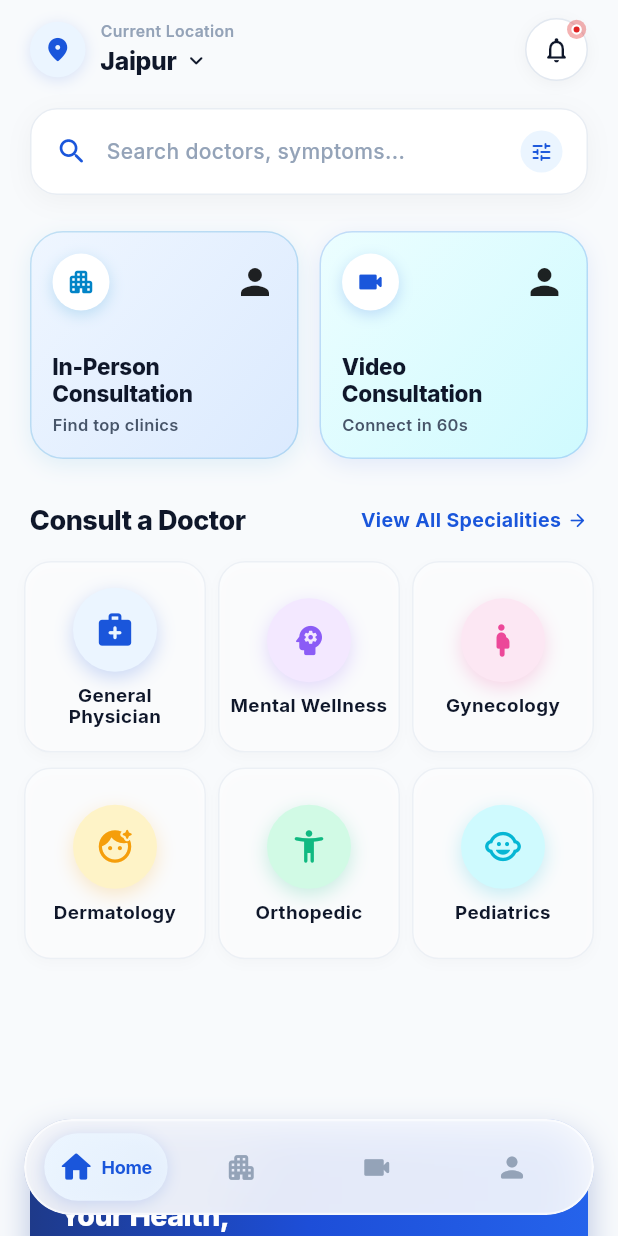
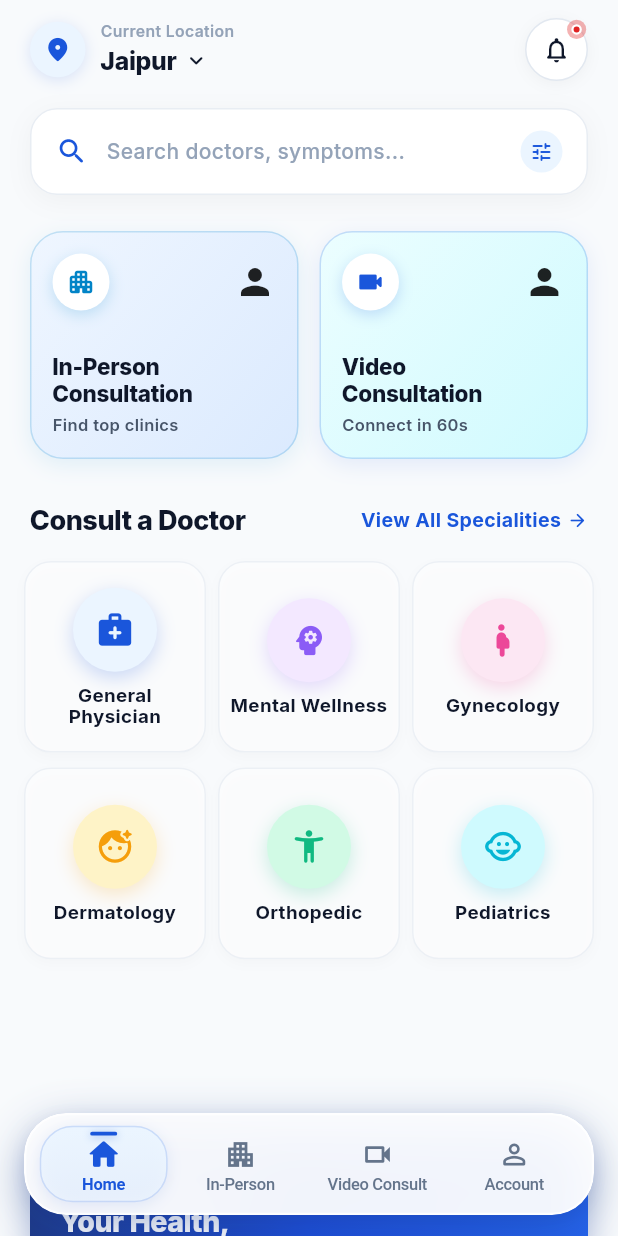
Before and after one commit to PIYUSHPRAJAPATI2715/medicare, a Flutter app: the MainShellScreen screen opened by its route, on a phone screen of 412 x 824 dp. Run offline on Flutter 3.47's test engine with Material 3 defaults, Android fonts, the phone set to English and light mode, and no system bars; our stand-ins replace flutter_riverpod, google_fonts; network calls fail.

Commit message:
feat: redesign bottom nav with column layout, persistent labels, and enhanced shadows

```diff
--- a/lib/widgets/floating_bottom_nav.dart
+++ b/lib/widgets/floating_bottom_nav.dart
@@ -5,9 +5,16 @@ import '../core/animation/animation_utils.dart';
 
 class NavItemData {
   final IconData icon;
+  final IconData? activeIcon;
   final String label;
 
-  const NavItemData({required this.icon, required this.label});
+  const NavItemData({
+    required this.icon,
+    this.activeIcon,
+    required this.label,
+  });
+
+  IconData get effectiveActiveIcon => activeIcon ?? icon;
 }
 
 class FloatingBottomNav extends StatelessWidget {
@@ -21,10 +28,26 @@ class FloatingBottomNav extends StatelessWidget {
   });
 
   static const List<NavItemData> _items = [
-    NavItemData(icon: Icons.home_rounded, label: 'Home'),
-    NavItemData(icon: Icons.apartment_rounded, label: 'In-Person'),
-    NavItemData(icon: Icons.videocam_rounded, label: 'Video Consult'),
-    NavItemData(icon: Icons.person_rounded, label: 'Account'),
+    NavItemData(
+      icon: Icons.home_outlined,
+      activeIcon: Icons.home_rounded,
+      label: 'Home',
+    ),
+    NavItemData(
+      icon: Icons.apartment_outlined,
+      activeIcon: Icons.apartment_rounded,
+      label: 'In-Person',
+    ),
+    NavItemData(
+      icon: Icons.videocam_outlined,
+      activeIcon: Icons.videocam_rounded,
+      label: 'Video Consult',
+    ),
+    NavItemData(
+      icon: Icons.person_outline_rounded,
+      activeIcon: Icons.person_rounded,
+      label: 'Account',
+    ),
   ];
 
   @override
@@ -35,37 +58,50 @@ class FloatingBottomNav extends StatelessWidget {
       padding: EdgeInsets.only(
         left: 16,
         right: 16,
-        bottom: bottomPadding > 0 ? bottomPadding + 6 : 14,
+        bottom: bottomPadding > 0 ? bottomPadding + 4 : 14,
         top: 6,
       ),
+      child: Container(
+        decoration: BoxDecoration(
+          borderRadius: BorderRadius.circular(28),
+          boxShadow: [
+            // Deep ambient dark elevation shadow
+            BoxShadow(
+              color: const Color(0xFF0F172A).withValues(alpha: 0.14),
+              blurRadius: 28,
+              spreadRadius: 1,
+              offset: const Offset(0, 10),
+            ),
+            // Medical primary blue ambient glow
+            BoxShadow(
+              color: AppColors.primary.withValues(alpha: 0.22),
+              blurRadius: 24,
+              spreadRadius: -2,
+              offset: const Offset(0, 6),
+            ),
+            // Crisp grounding contact shadow
+            BoxShadow(
+              color: const Color(0xFF0F172A).withValues(alpha: 0.05),
+              blurRadius: 8,
+              spreadRadius: 0,
+              offset: const Offset(0, 2),
+            ),
+          ],
+        ),
         child: ClipRRect(
-        borderRadius: BorderRadius.circular(32),
+          borderRadius: BorderRadius.circular(28),
           child: BackdropFilter(
-          filter: ImageFilter.blur(sigmaX: 16, sigmaY: 16),
+            filter: ImageFilter.blur(sigmaX: 18, sigmaY: 18),
             child: Container(
-            height: 64,
-            padding: const EdgeInsets.symmetric(horizontal: 8, vertical: 6),
+              height: 68,
+              padding: const EdgeInsets.symmetric(horizontal: 6, vertical: 4),
               decoration: BoxDecoration(
-              color: Colors.white.withValues(alpha: 0.88),
-              borderRadius: BorderRadius.circular(32),
+                color: Colors.white.withValues(alpha: 0.94),
+                borderRadius: BorderRadius.circular(28),
                 border: Border.all(
-                color: Colors.white.withValues(alpha: 0.6),
+                  color: Colors.white.withValues(alpha: 0.85),
                   width: 1.5,
                 ),
-              boxShadow: [
-                BoxShadow(
-                  color: Colors.black.withValues(alpha: 0.08),
-                  blurRadius: 24,
-                  spreadRadius: 0,
-                  offset: const Offset(0, 8),
-                ),
-                BoxShadow(
-                  color: AppColors.primary.withValues(alpha: 0.12),
-                  blurRadius: 16,
-                  spreadRadius: -2,
-                  offset: const Offset(0, 4),
-                ),
-              ],
               ),
               child: LayoutBuilder(
                 builder: (context, constraints) {
@@ -74,37 +110,60 @@ class FloatingBottomNav extends StatelessWidget {
 
                   return Stack(
                     children: [
-                    // Animated sliding background pill indicator
+                      // Smooth animated sliding background pill
                       AnimatedPositioned(
-                      duration: const Duration(milliseconds: 320),
+                        duration: const Duration(milliseconds: 300),
                         curve: Curves.fastOutSlowIn,
-                      left: currentIndex * itemWidth + 4,
-                      top: 2,
-                      bottom: 2,
-                      width: itemWidth - 8,
+                        left: currentIndex * itemWidth + 3,
+                        top: 3,
+                        bottom: 3,
+                        width: itemWidth - 6,
                         child: Container(
                           decoration: BoxDecoration(
                             gradient: LinearGradient(
                               colors: [
                                 AppColors.primaryLight,
-                              AppColors.primaryLight.withValues(alpha: 0.8),
+                                AppColors.primaryLight.withValues(alpha: 0.6),
                               ],
-                            begin: Alignment.topLeft,
-                            end: Alignment.bottomRight,
+                              begin: Alignment.topCenter,
+                              end: Alignment.bottomCenter,
                             ),
-                          borderRadius: BorderRadius.circular(24),
+                            borderRadius: BorderRadius.circular(22),
+                            border: Border.all(
+                              color: AppColors.primary.withValues(alpha: 0.16),
+                              width: 1,
+                            ),
                             boxShadow: [
                               BoxShadow(
-                              color: AppColors.primary.withValues(alpha: 0.15),
+                                color: AppColors.primary.withValues(alpha: 0.10),
                                 blurRadius: 8,
                                 offset: const Offset(0, 2),
                               ),
                             ],
                           ),
+                          child: Align(
+                            alignment: Alignment.topCenter,
+                            child: Container(
+                              margin: const EdgeInsets.only(top: 3),
+                              width: 18,
+                              height: 2.5,
+                              decoration: BoxDecoration(
+                                color: AppColors.primary,
+                                borderRadius: BorderRadius.circular(2),
+                                boxShadow: [
+                                  BoxShadow(
+                                    color: AppColors.primary.withValues(alpha: 0.4),
+                                    blurRadius: 4,
+                                    offset: const Offset(0, 1),
+                                  ),
+                                ],
+                              ),
+                            ),
+                          ),
                         ),
                       ),
 
-                    // Nav Items Row
+                      // Nav Items in vertical column layout
                       Row(
                         children: List.generate(_items.length, (index) {
                           final isSelected = currentIndex == index;
@@ -112,47 +171,47 @@ class FloatingBottomNav extends StatelessWidget {
 
                           return Expanded(
                             child: AppBouncyTouch(
-                            scaleFactor: 0.92,
+                              scaleFactor: 0.93,
                               onTap: () => onTap(index),
-                            child: AnimatedContainer(
-                              duration: const Duration(milliseconds: 250),
+                              child: Container(
+                                color: Colors.transparent,
                                 alignment: Alignment.center,
-                              padding: const EdgeInsets.symmetric(vertical: 6),
-                              child: Row(
+                                child: Column(
                                   mainAxisAlignment: MainAxisAlignment.center,
+                                  mainAxisSize: MainAxisSize.min,
                                   children: [
+                                    const SizedBox(height: 3),
                                     AnimatedScale(
-                                    scale: isSelected ? 1.15 : 1.0,
+                                      scale: isSelected ? 1.12 : 1.0,
                                       duration: const Duration(milliseconds: 250),
                                       curve: Curves.easeOutBack,
                                       child: Icon(
-                                      item.icon,
+                                        isSelected ? item.effectiveActiveIcon : item.icon,
                                         size: 22,
                                         color: isSelected
                                             ? AppColors.primary
-                                          : AppColors.textTertiary,
+                                            : const Color(0xFF64748B),
                                       ),
                                     ),
-                                  AnimatedCrossFade(
-                                    firstChild: const SizedBox.shrink(),
-                                    secondChild: Padding(
-                                      padding: const EdgeInsets.only(left: 6),
+                                    const SizedBox(height: 3),
+                                    AnimatedDefaultTextStyle(
+                                      duration: const Duration(milliseconds: 200),
+                                      curve: Curves.easeInOut,
+                                      style: TextStyle(
+                                        color: isSelected
+                                            ? AppColors.primary
+                                            : const Color(0xFF64748B),
+                                        fontWeight: isSelected
+                                            ? FontWeight.w700
+                                            : FontWeight.w500,
+                                        fontSize: 11,
+                                        letterSpacing: -0.2,
+                                      ),
                                       child: Text(
                                         item.label,
-                                        style: const TextStyle(
-                                          color: AppColors.primary,
-                                          fontWeight: FontWeight.w700,
-                                          fontSize: 12,
-                                          letterSpacing: -0.2,
-                                        ),
                                         maxLines: 1,
                                         overflow: TextOverflow.ellipsis,
                                       ),
-                                    ),
-                                    crossFadeState: isSelected
-                                        ? CrossFadeState.showSecond
-                                        : CrossFadeState.showFirst,
-                                    duration: const Duration(milliseconds: 200),
                                     ),
                                   ],
                                 ),
@@ -168,6 +227,7 @@ class FloatingBottomNav extends StatelessWidget {
             ),
           ),
         ),
+      ),
     );
   }
 }
```
Also changed, not shown: lib/features/account/account_screen.dart (+0 -48 lines), lib/features/auth/login_screen.dart (+2 -26 lines), pubspec.lock, 1 other file. Lines whose indentation alone changed are shown as unchanged.
